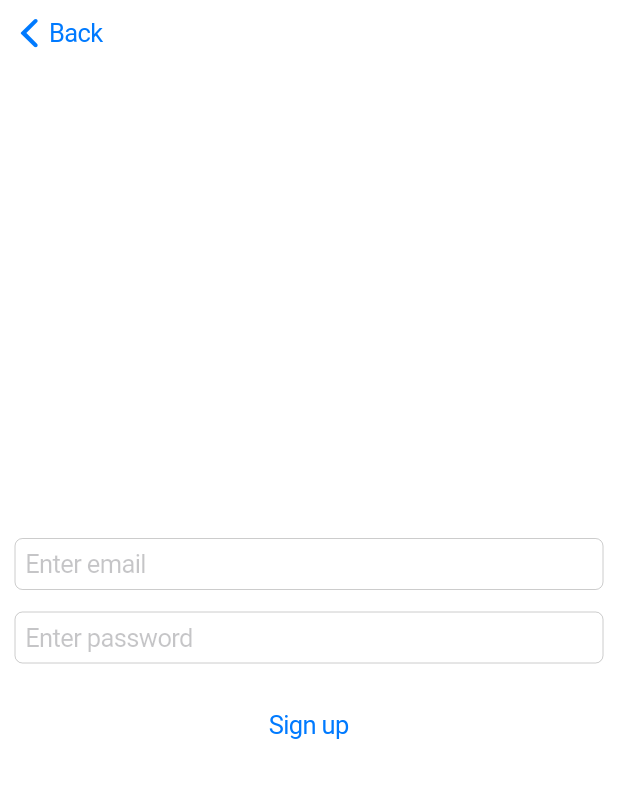
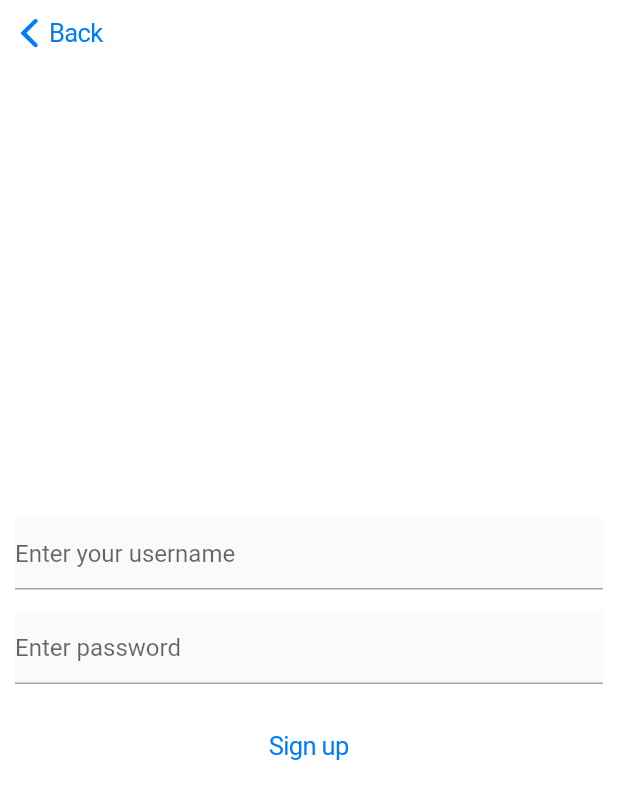
Before and after one commit to qmmk/AWM-Project, a Flutter app: the SignUpPage screen opened by its route, on a phone screen of 412 x 824 dp. Shown: the top 799 px of the screen. Run offline on Flutter 3.47's test engine with Material 2 defaults, Android fonts, the phone set to English and light mode, and no system bars; our stand-ins replace after_layout, built_collection, built_value, dio, flutter_riverpod, flutter_secure_storage and 4 more; accounts and stored records are empty; generated files the repository leaves out were written again.

Commit message:
Sign up implemented

```diff
--- a/Client-side/Surveys.MobileApp/surveys/lib/views/access/sign_in.dart
+++ b/Client-side/Surveys.MobileApp/surveys/lib/views/access/sign_in.dart
@@ -92,7 +92,6 @@ class _SignInPageState extends State<SignInPage> {
                               setState(() {
                                 _isWaitingForServer = true;
                               });
-                              await Future.delayed(Duration(seconds: 1));
                               LoginResponse response =
                                   await _accessService.login(username: username, password: password);
                               HttpUtils.registerToken(response.accessToken);
--- a/Client-side/Surveys.MobileApp/surveys/lib/views/access/sign_up.dart
+++ b/Client-side/Surveys.MobileApp/surveys/lib/views/access/sign_up.dart
@@ -1,5 +1,10 @@
+import 'package:dio/dio.dart';
 import 'package:flutter/cupertino.dart';
+import 'package:flutter/material.dart';
+import 'package:survey_client/model/login_response.dart';
 import 'package:surveys/logic/configs/routing/routes.dart';
+import 'package:surveys/logic/services/access_service.dart';
+import 'package:surveys/logic/utils/http_utils.dart';
 import 'package:surveys/views/home.dart';
 
 class SignUpPage extends StatefulWidget {
@@ -10,6 +15,14 @@ class SignUpPage extends StatefulWidget {
 }
 
 class _SignUpPageState extends State<SignUpPage> {
+  GlobalKey<FormState> _formKey = GlobalKey();
+  TextEditingController _usernameController = TextEditingController();
+  TextEditingController _passwordController = TextEditingController();
+
+  AccessService _accessService = AccessService();
+  bool _isWaitingForServer = false;
+  bool _incorrectSignUp = false;
+
   @override
   Widget build(BuildContext context) {
     return CupertinoPageScaffold(
@@ -22,31 +35,80 @@ class _SignUpPageState extends State<SignUpPage> {
           child: Padding(
             padding: const EdgeInsets.symmetric(horizontal: 10),
             child: Form(
+              key: _formKey,
               child: Column(
                 mainAxisAlignment: MainAxisAlignment.center,
                 children: [
                   Padding(
                     padding: const EdgeInsets.only(bottom: 15),
-                    child: CupertinoTextField(
-                      placeholder: "Enter email",
-                      keyboardType: TextInputType.emailAddress,
+                    child: Material(
+                      child: TextFormField(
+                        controller: _usernameController,
+                        validator: (s) {
+                          if (_incorrectSignUp) return "Please enter a valid username";
+                          if (s.trim().isEmpty) return "Please enter your username";
+
+                          return null;
+                        },
+                        decoration: InputDecoration(hintText: "Enter your username"),
+                      ),
                     ),
                   ),
                   Padding(
                     padding: const EdgeInsets.only(bottom: 15),
-                    child: CupertinoTextField(
-                      placeholder: "Enter password",
+                    child: Material(
+                      child: TextFormField(
+                        controller: _passwordController,
+                        validator: (s) {
+                          if (_incorrectSignUp) return "Please enter a valid password";
+                          if (s.trim().isEmpty) return "Please enter your password";
+
+                          return null;
+                        },
+                        decoration: InputDecoration(hintText: "Enter password"),
                         obscureText: true,
                         keyboardType: TextInputType.text,
                       ),
                     ),
-                  CupertinoButton(
+                  ),
+                  _isWaitingForServer
+                      ? Center(
+                          child: CupertinoActivityIndicator(
+                            animating: true,
+                            radius: 20,
+                          ),
+                        )
+                      : CupertinoButton(
                           child: Text(
                             "Sign up",
                           ),
-                      onPressed: () {
+                          onPressed: () async {
+                            if (!_formKey.currentState.validate()) return;
+
+                            String username = _usernameController.text;
+                            String password = _passwordController.text;
+                            try {
+                              setState(() {
+                                _isWaitingForServer = true;
+                              });
+                              await _accessService.signUp(username: username, password: password);
+                              LoginResponse response =
+                                  await _accessService.login(username: username, password: password);
+                              HttpUtils.registerToken(response.accessToken);
+                              await HttpUtils.storeRefreshToken(response.refreshToken.rToken);
                               Navigator.of(context).pushAndRemoveUntil(
-                            CupertinoPageRoute(builder: (context) => HomePage()), ModalRoute.withName(Routes.root));
+                                  CupertinoPageRoute(builder: (context) => HomePage()),
+                                  ModalRoute.withName(Routes.root));
+                            } on DioError {
+                              _incorrectSignUp = true;
+                              _formKey.currentState.validate();
+                              _incorrectSignUp = false;
+                            }
+                            setState(() {
+                              _isWaitingForServer = false;
+                            });
+                            /*Navigator.of(context).pushAndRemoveUntil(
+                            CupertinoPageRoute(builder: (context) => HomePage()), ModalRoute.withName(Routes.root));*/
                           })
                 ],
               ),
--- a/Client-side/Surveys.MobileApp/surveys/pkgs/client/lib/serializers.dart
+++ b/Client-side/Surveys.MobileApp/surveys/pkgs/client/lib/serializers.dart
@@ -10,6 +10,7 @@ import 'package:survey_client/model/fast_login_request_body.dart';
 import 'package:survey_client/model/login_request_body.dart';
 import 'package:survey_client/model/login_response.dart';
 import 'package:survey_client/model/refresh_token.dart';
+import 'package:survey_client/model/user.dart';
 
 
 part 'serializers.g.dart';
@@ -19,6 +20,7 @@ FastLoginRequestBody,
 LoginRequestBody,
 LoginResponse,
 RefreshToken,
+User,
 
 ])
 
@@ -36,6 +38,9 @@ const FullType(BuiltList, const [const FullType(LoginResponse)]),
 ..addBuilderFactory(
 const FullType(BuiltList, const [const FullType(RefreshToken)]),
 () => new ListBuilder<RefreshToken>())
+..addBuilderFactory(
+const FullType(BuiltList, const [const FullType(User)]),
+() => new ListBuilder<User>())
 
 ..add(Iso8601DateTimeSerializer())
 ).build();
```
Also changed, not shown: Client-side/Surveys.MobileApp/surveys/lib/logic/services/access_service.dart (+15 -0 lines), Client-side/Surveys.MobileApp/surveys/pkgs/client-api.yaml (+37 -0 lines), Client-side/Surveys.MobileApp/surveys/pkgs/client/lib/api/default_api.dart (+51 -0 lines), Client-side/Surveys.MobileApp/surveys/pkgs/client/lib/model/user.dart (added, +31 -0 lines), Client-side/Surveys.MobileApp/surveys/pkgs/client/lib/model/user.g.dart (added), Client-side/Surveys.MobileApp/surveys/pkgs/client/lib/serializers.g.dart, 3 other files. Lines whose indentation alone changed are shown as unchanged.
